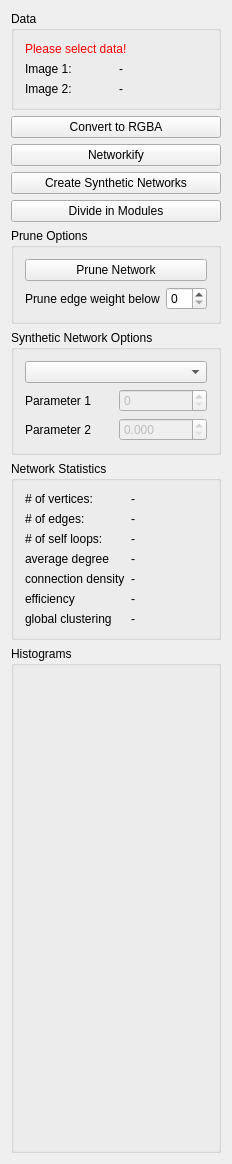
Qt form Plugins/org.mitk.gui.qt.diffusionimaging/src/internal/Connectomics/QmitkBrainNetworkAnalysisViewControls.ui (MITK/MITK) before a commit.
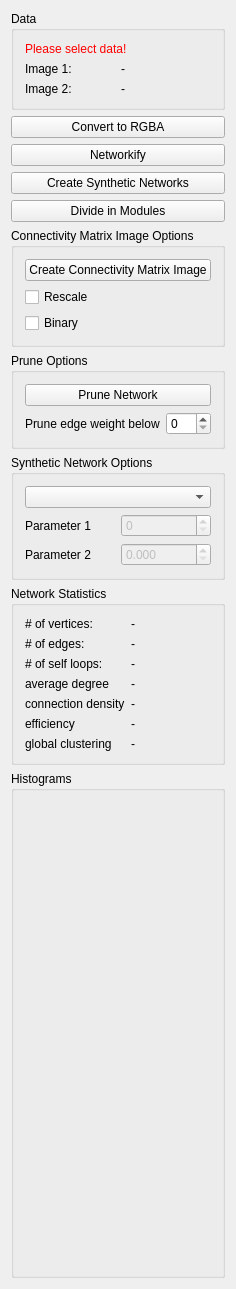
The same form after that commit. Custom widgets are drawn as their Qt base class.

Commit message: First iteration of connectivity matrix image filter

```diff
--- a/Plugins/org.mitk.gui.qt.diffusionimaging/src/internal/Connectomics/QmitkBrainNetworkAnalysisViewControls.ui
+++ b/Plugins/org.mitk.gui.qt.diffusionimaging/src/internal/Connectomics/QmitkBrainNetworkAnalysisViewControls.ui
@@ -7,7 +7,7 @@
     <x>0</x>
     <y>0</y>
     <width>227</width>
-    <height>1045</height>
+    <height>1106</height>
    </rect>
   </property>
   <property name="minimumSize">
@@ -109,6 +109,44 @@
      </property>
     </widget>
    </item>
+   <item>
+    <widget class="QGroupBox" name="connectivityMatrixImageGroupBox">
+     <property name="title">
+      <string>Connectivity Matrix Image Options</string>
+     </property>
+     <layout class="QVBoxLayout" name="verticalLayout_6">
+      <item>
+       <widget class="QPushButton" name="createConnectivityMatrixImagePushButton">
+        <property name="text">
+         <string>Create Connectivity Matrix Image</string>
+        </property>
+       </widget>
+      </item>
+      <item>
+       <layout class="QHBoxLayout" name="horizontalLayout_7">
+        <item>
+         <widget class="QCheckBox" name="rescaleCheckBox">
+          <property name="text">
+           <string>Rescale</string>
+          </property>
+         </widget>
+        </item>
+       </layout>
+      </item>
+      <item>
+       <layout class="QHBoxLayout" name="horizontalLayout_6">
+        <item>
+         <widget class="QCheckBox" name="binaryCheckBox">
+          <property name="text">
+           <string>Binary</string>
+          </property>
+         </widget>
+        </item>
+       </layout>
+      </item>
+     </layout>
+    </widget>
+   </item>
    <item>
     <widget class="QGroupBox" name="pruneOptionsGroupBox">
      <property name="title">
```
The commit also changes 5 other files.
